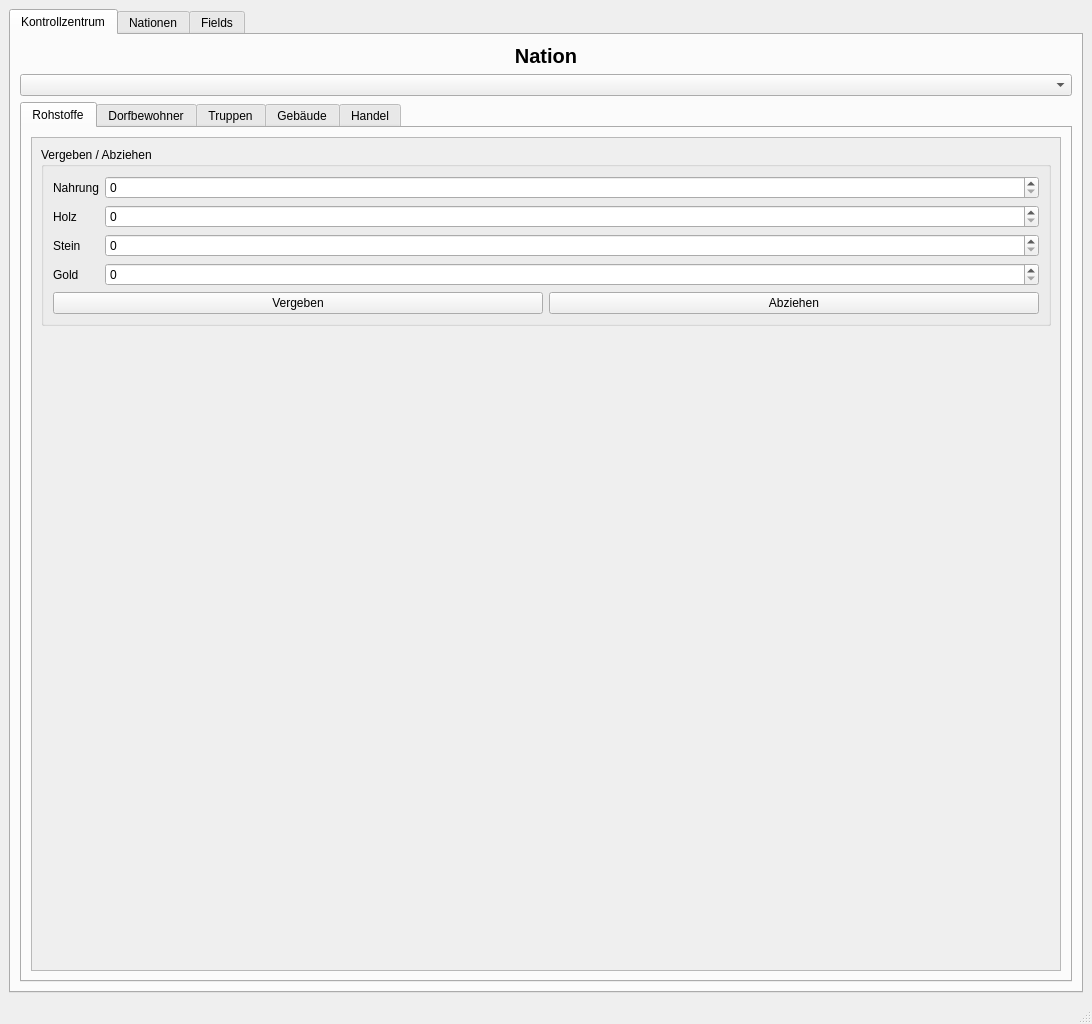
Qt form src/ui/GameUI.ui (lstoffer/Age-of-Empires) before a commit.
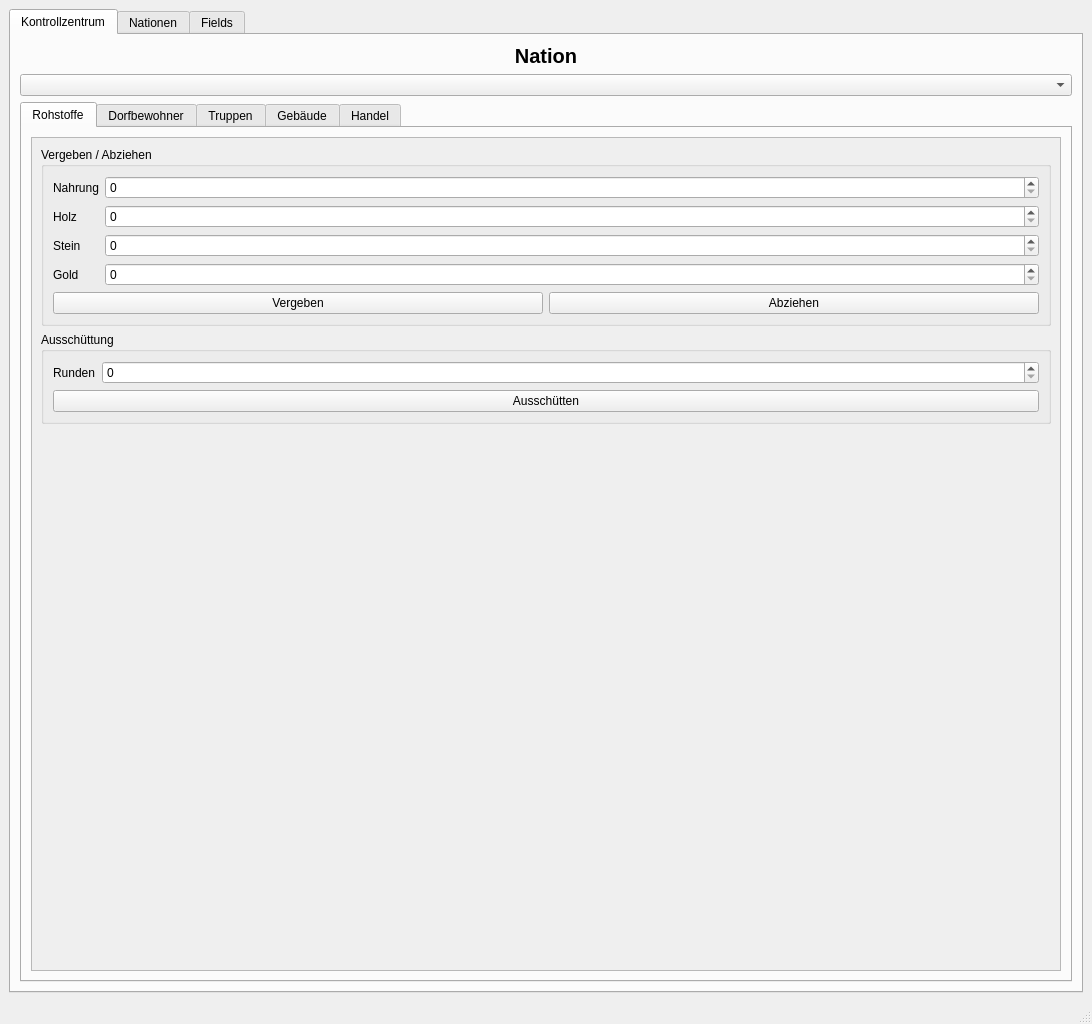
The same form after that commit. The open tabs and pages were chosen to show the change.

```diff
--- a/src/ui/GameUI.ui
+++ b/src/ui/GameUI.ui
@@ -68,8 +68,8 @@
                 <rect>
                  <x>0</x>
                  <y>0</y>
-                 <width>1024</width>
-                 <height>819</height>
+                 <width>1036</width>
+                 <height>785</height>
                 </rect>
                </property>
                <layout class="QVBoxLayout" name="verticalLayout_26">
@@ -144,6 +144,36 @@
                   </layout>
                  </widget>
                 </item>
+                <item>
+                 <widget class="QGroupBox" name="groupBox_8">
+                  <property name="title">
+                   <string>Ausschüttung</string>
+                  </property>
+                  <layout class="QVBoxLayout" name="verticalLayout_28">
+                   <item>
+                    <layout class="QFormLayout" name="formLayout_8">
+                     <item row="0" column="0">
+                      <widget class="QLabel" name="label_75">
+                       <property name="text">
+                        <string>Runden</string>
+                       </property>
+                      </widget>
+                     </item>
+                     <item row="0" column="1">
+                      <widget class="QSpinBox" name="spinBox_20"/>
+                     </item>
+                    </layout>
+                   </item>
+                   <item>
+                    <widget class="QPushButton" name="pushButton_10">
+                     <property name="text">
+                      <string>Ausschütten</string>
+                     </property>
+                    </widget>
+                   </item>
+                  </layout>
+                 </widget>
+                </item>
                 <item>
                  <spacer name="verticalSpacer_6">
                   <property name="orientation">
```
Left out of the diff: 32 changed lines with no effect on the pictures.
